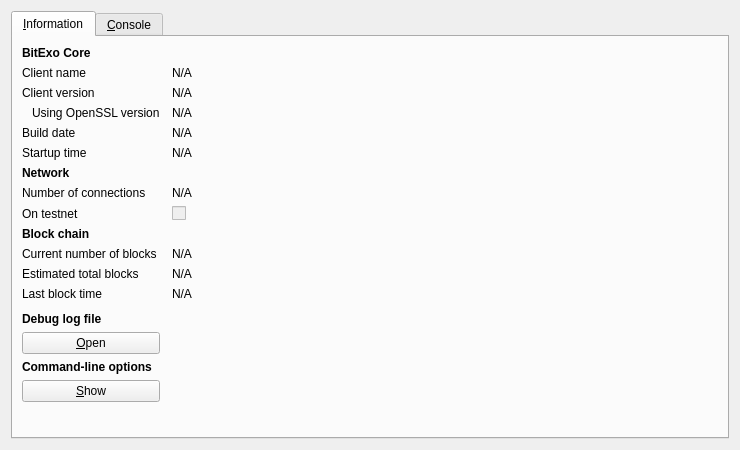
Before: the Qt Designer form src/qt/forms/rpcconsole.ui in SebastianBar/bitexo-source, drawn with Qt 5.
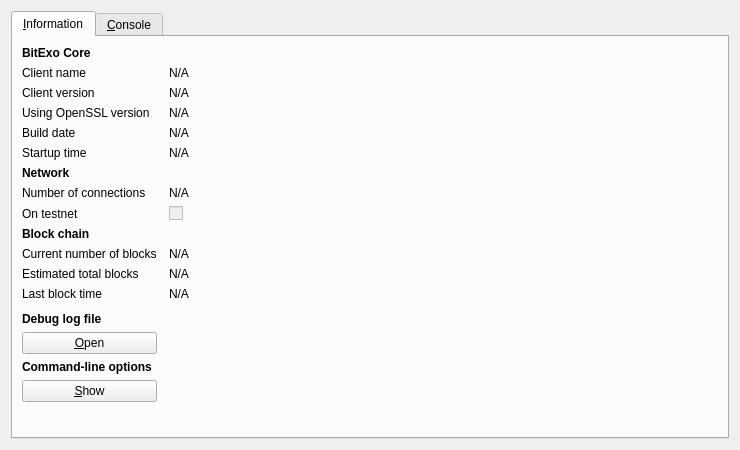
After: the same form once the commit is applied. Icons and pictures are not drawn.

Commit message: Fix for indentation under Debug tab

```diff
--- a/src/qt/forms/rpcconsole.ui
+++ b/src/qt/forms/rpcconsole.ui
@@ -91,9 +91,6 @@
          <property name="text">
           <string>Using OpenSSL version</string>
          </property>
-         <property name="indent">
-          <number>10</number>
-         </property>
         </widget>
        </item>
        <item row="3" column="1">
```
